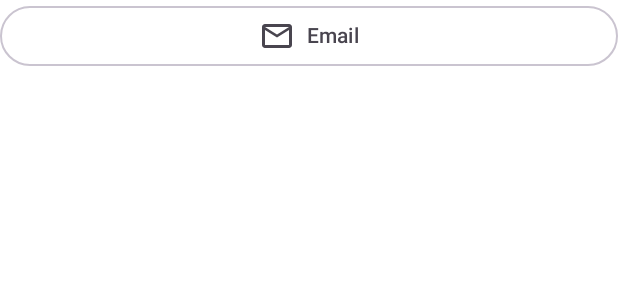
After one commit to FuadHmdn/U-Voice, an Android app built with Jetpack Compose: the @Preview function LogInForm, on a phone screen of 412 x 824 dp. The commit adds this screen. Shown: the top 300 px of the screen. Run offline under Robolectric (Android 15) with nearby library versions, the phone set to English and light mode, and no system bars.

Commit message:
Add: LogIn Screen

```diff
--- /dev/null
+++ b/app/src/main/java/com/tam/uvo/login/presentation/component/LogInForm.kt
@@ -0,0 +1,49 @@
+package com.tam.uvo.login.presentation.component
+
+import androidx.compose.foundation.layout.Column
+import androidx.compose.foundation.layout.Spacer
+import androidx.compose.foundation.layout.fillMaxWidth
+import androidx.compose.foundation.layout.width
+import androidx.compose.material.icons.Icons
+import androidx.compose.material.icons.outlined.Email
+import androidx.compose.material3.FilledIconButton
+import androidx.compose.material3.Icon
+import androidx.compose.material3.OutlinedButton
+import androidx.compose.material3.OutlinedTextField
+import androidx.compose.material3.Text
+import androidx.compose.runtime.Composable
+import androidx.compose.runtime.remember
+import androidx.compose.ui.Modifier
+import androidx.compose.ui.tooling.preview.Preview
+import androidx.compose.ui.unit.dp
+
+@Preview(showSystemUi = true, showBackground = true)
+@Composable
+fun LogInForm(){
+    Column(
+        modifier = Modifier
+            .fillMaxWidth()
+    ) {
+        OutlinedButton(
+            modifier = Modifier
+                .fillMaxWidth(),
+            onClick = { /*TODO*/ },
+
+        ) {
+            Icon(
+                imageVector = Icons.Outlined.Email,
+                contentDescription = null
+            )
+            Spacer(modifier = Modifier.width(8.dp))
+            Text(text = "Email")
+
+        }
+
+//        var email = remember{ mutableSetOf("") }
+//        OutlinedTextField(
+//            value = email,
+//            onValueChange = { email = it },
+//            label = ""
+//        )
+    }
+}
--- a/app/src/main/java/com/tam/uvo/profile/presentation/ProfileScreen.kt
+++ b/app/src/main/java/com/tam/uvo/profile/presentation/ProfileScreen.kt
@@ -26,7 +26,7 @@ fun ProfileScreen(){
             .fillMaxWidth()
             .verticalScroll(scrollState),
     ) {
-        Spacer(modifier = Modifier.height(26.dp))
+        Spacer(modifier = Modifier.height(36.dp))
         ProfileData()
         Spacer(modifier = Modifier.height(16.dp))
         General()
```
Also changed, not shown: app/src/main/java/com/tam/uvo/login/presentation/component/WelcomeBackLogIn.kt (added, +38 -0 lines), app/src/main/java/com/tam/uvo/login/presentation/loginScreen.kt (added, +8 -0 lines), app/src/main/java/com/tam/uvo/profile/presentation/component/General.kt (+6 -6 lines), app/src/main/java/com/tam/uvo/profile/presentation/component/Notification.kt (+4 -4 lines), app/src/main/res/drawable/uvoice.png (added).
